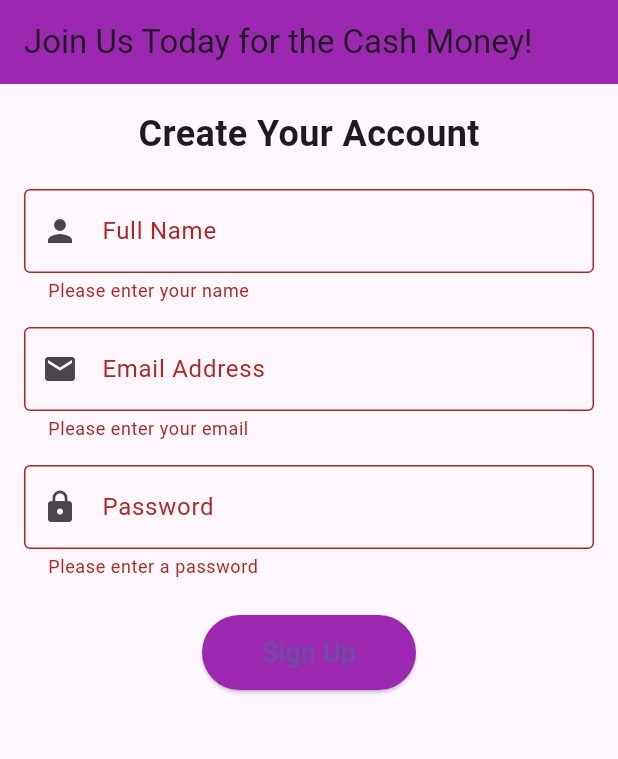
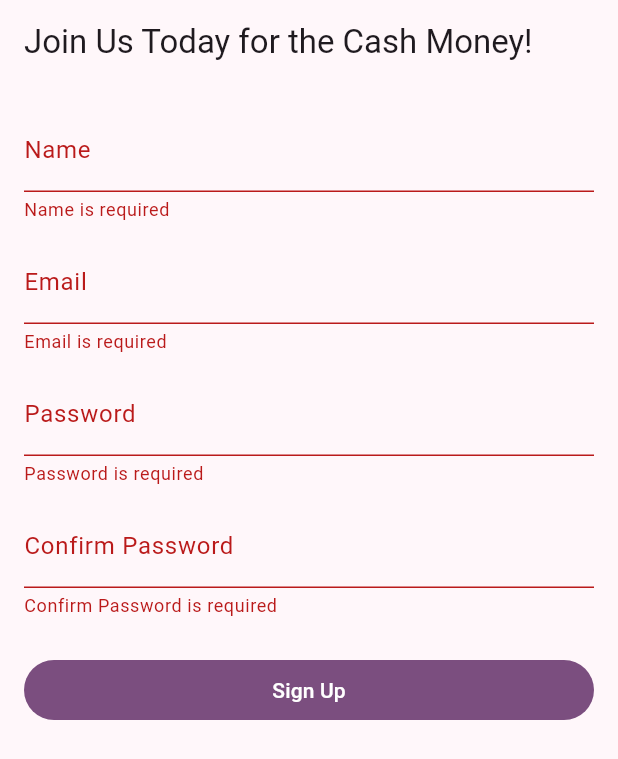
Before and after one commit to NickJohnson06/signup_app, a Flutter app: the screen it shows after launch, after a tap on "Sign Up", on a phone screen of 412 x 824 dp. Shown: the top 759 px of the screen. Run offline on Flutter 3.47's test engine with Material 3 defaults, Android fonts, the phone set to English and light mode, and no system bars.

Commit message:
Add Confirm Password field with match validation

```diff
--- a/lib/main.dart
+++ b/lib/main.dart
@@ -1,4 +1,5 @@
 import 'package:flutter/material.dart';
+
 void main() {
   runApp(const MyApp());
 }
@@ -9,8 +10,11 @@ class MyApp extends StatelessWidget {
   @override
   Widget build(BuildContext context) {
     return MaterialApp(
-      title: 'Fun Signup App',
-      theme: ThemeData(primarySwatch: Colors.purple),
+      title: 'Signup App',
+      theme: ThemeData(
+        useMaterial3: true,
+        colorSchemeSeed: Colors.purple,
+      ),
       home: const SignupPage(),
     );
   }
@@ -28,105 +32,87 @@ class _SignupPageState extends State<SignupPage> {
   final TextEditingController _nameController = TextEditingController();
   final TextEditingController _emailController = TextEditingController();
   final TextEditingController _passwordController = TextEditingController();
+  final TextEditingController _confirmPasswordController = TextEditingController();
+
+  @override
+  void dispose() {
+    _nameController.dispose();
+    _emailController.dispose();
+    _passwordController.dispose();
+    _confirmPasswordController.dispose();
+    super.dispose();
+  }
+
+  void _submit() {
+    if (_formKey.currentState?.validate() ?? false) {
+      ScaffoldMessenger.of(context).showSnackBar(
+        const SnackBar(content: Text('Signup successful!')),
+      );
+    }
+  }
+
+  String? _required(String? v, String field) {
+    if (v == null || v.trim().isEmpty) return '$field is required';
+    return null;
+  }
 
   @override
   Widget build(BuildContext context) {
     return Scaffold(
       appBar: AppBar(
         title: const Text('Join Us Today for the Cash Money!'),
-        backgroundColor: Colors.purple,
       ),
       body: Padding(
-        padding: const EdgeInsets.all(16.0),
+        padding: const EdgeInsets.all(16),
         child: Form(
           key: _formKey,
-          child: Column(
+          child: ListView(
             children: [
-              // Welcome Message
-              const Text(
-                'Create Your Account',
-                style: TextStyle(fontSize: 24, fontWeight: FontWeight.bold),
-              ),
-              const SizedBox(height: 20),
-
-              // Name Field
               TextFormField(
                 controller: _nameController,
-                decoration: const InputDecoration(
-                  labelText: 'Full Name',
-                  prefixIcon: Icon(Icons.person),
-                  border: OutlineInputBorder(),
-                ),
-                validator: (value) {
-                  if (value == null || value.isEmpty) {
-                    return 'Please enter your name';
-                  }
-                  return null;
+                decoration: const InputDecoration(labelText: 'Name'),
+                validator: (v) => _required(v, 'Name'),
+              ),
+              const SizedBox(height: 12),
+              TextFormField(
+                controller: _emailController,
+                decoration: const InputDecoration(labelText: 'Email'),
+                keyboardType: TextInputType.emailAddress,
+                validator: (v) {
+                  final req = _required(v, 'Email');
+                  if (req != null) return req;
+                  final ok = RegExp(r'^[^@\s]+@[^@\s]+\.[^@\s]+$').hasMatch(v!.trim());
+                  return ok ? null : 'Enter a valid email';
                 },
               ),
-              const SizedBox(height: 16),
-
-              // Email Field
+              const SizedBox(height: 12),
               TextFormField(
-                controller: _emailController,
-                decoration: const InputDecoration(
-                  labelText: 'Email Address',
-                  prefixIcon: Icon(Icons.email),
-                  border: OutlineInputBorder(),
-                ),
-                validator: (value) {
-                  if (value == null || value.isEmpty) {
-                    return 'Please enter your email';
-                  }
-                  if (!value.contains('@')) {
-                    return 'Please enter a valid email';
-                  }
-                  return null;
+                controller: _passwordController,
+                decoration: const InputDecoration(labelText: 'Password'),
+                obscureText: true,
+                validator: (v) {
+                  final req = _required(v, 'Password');
+                  if (req != null) return req;
+                  return v!.length >= 6 ? null : 'Minimum 6 characters';
                 },
               ),
-              const SizedBox(height: 16),
-
-              // Password Field
+              const SizedBox(height: 12),
               TextFormField(
-                controller: _passwordController,
+                controller: _confirmPasswordController,
+                decoration: const InputDecoration(labelText: 'Confirm Password'),
                 obscureText: true,
-                decoration: const InputDecoration(
-                  labelText: 'Password',
-                  prefixIcon: Icon(Icons.lock),
-                  border: OutlineInputBorder(),
-                ),
-                validator: (value) {
-                  if (value == null || value.isEmpty) {
-                    return 'Please enter a password';
-                  }
-                  if (value.length < 6) {
-                    return 'Password must be at least 6 characters';
-                  }
-                  return null;
+                validator: (v) {
+                  final req = _required(v, 'Confirm Password');
+                  if (req != null) return req;
+                  return v == _passwordController.text
+                      ? null
+                      : 'Passwords do not match';
                 },
               ),
               const SizedBox(height: 24),
-
-              // Sign Up Button
-              ElevatedButton(
-                onPressed: () {
-                  if (_formKey.currentState!.validate()) {
-                    ScaffoldMessenger.of(context).showSnackBar(
-                      const SnackBar(
-                        content: Text('Welcome! Account created successfully.'),
-                        backgroundColor: Colors.green,
-                      ),
-                    );
-                  }
-                },
-                style: ElevatedButton.styleFrom(
-                  backgroundColor: Colors.purple,
-                  padding: const EdgeInsets.symmetric(horizontal: 40, vertical: 12),
-                ),
-                child: const Text(
-                  'Sign Up',
-                  style: TextStyle(fontSize: 18),
-                ),
+              FilledButton(
+                onPressed: _submit,
+                child: const Text('Sign Up'),
               ),
             ],
           ),
```
